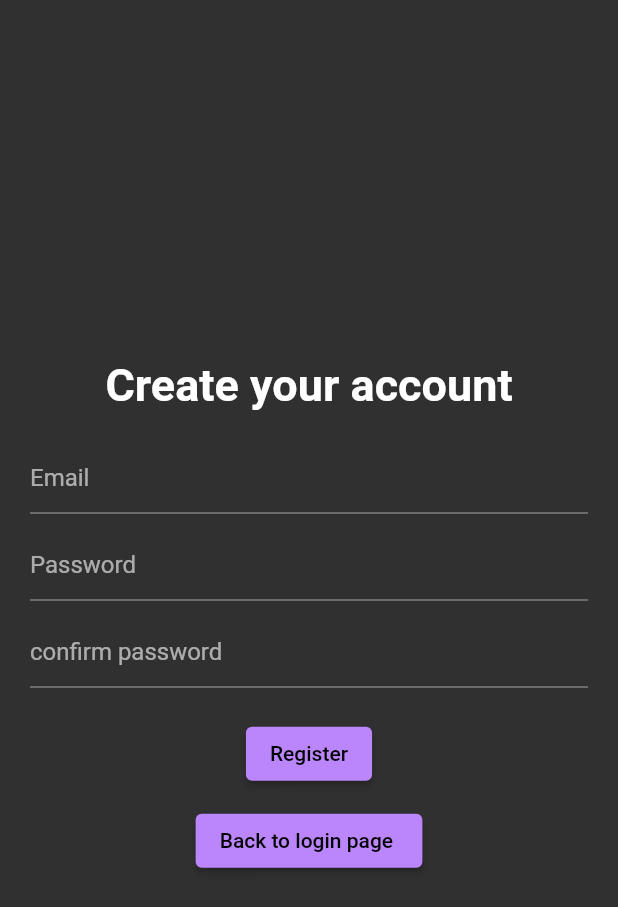
After one commit to Karanosi/event-app-flutter-firebase, a Flutter app: the screen it shows after launch, after a tap on "Register now", after a tap on "Register", on a phone screen of 412 x 824 dp. The commit adds this screen. Shown: the top 907 px of the screen. Run offline on Flutter 3.47's test engine with Material 2 defaults, Android fonts, the phone set to English and light mode, and no system bars; our stand-ins replace firebase_auth, firebase_core; accounts and stored records are empty; network calls fail.

Commit message:
added registration
+ some structure cleaning up

```diff
--- /dev/null
+++ b/lib/auth/AuthPage.dart
@@ -0,0 +1,38 @@
+import 'package:events_app/pages/LoginPage.dart';
+import 'package:flutter/src/widgets/container.dart';
+import 'package:flutter/src/widgets/framework.dart';
+
+import '../pages/registerPage.dart';
+
+class AuthPage extends StatefulWidget {
+  const AuthPage({super.key});
+
+  @override
+  State<AuthPage> createState() => _AuthPageState();
+}
+
+class _AuthPageState extends State<AuthPage> {
+  // this bool controlls which page  to show
+  // by default , we want to show the login first
+  bool showLoginPage = true;
+
+  //this method toggles the boolean above to show the appropriate page
+  void toggleScreens() {
+    setState(() {
+      showLoginPage = !showLoginPage;
+    });
+  }
+
+  @override
+  Widget build(BuildContext context) {
+    if (showLoginPage) {
+      return LoginPage(
+        showRegisterPage: toggleScreens,
+      );
+    } else {
+      return RegisterPage(
+        showLoginPage: toggleScreens,
+      );
+    }
+  }
+}
--- a/lib/WigetTree.dart
+++ b/lib/auth/WigetTree.dart
@@ -1,7 +1,8 @@
-import 'package:events_app/LoginPage.dart';
-import 'package:events_app/home.dart';
+import 'package:events_app/pages/HomePage.dart';
 import 'package:firebase_auth/firebase_auth.dart';
 import 'package:flutter/material.dart';
+
+import 'AuthPage.dart';
 
 // this one checks if the user is autheticated or not
 class WidgetTree extends StatelessWidget {
@@ -16,7 +17,8 @@ class WidgetTree extends StatelessWidget {
           if (snapshot.hasData) {
             return Home(title: 'Events');
           } else {
-            return LoginPage();
+            // it ll show either the login page or the register page
+            return AuthPage();
           }
         },
       ),
--- a/lib/main.dart
+++ b/lib/main.dart
@@ -1,7 +1,7 @@
-import 'package:events_app/WigetTree.dart';
+import 'package:events_app/auth/WigetTree.dart';
 import 'package:flutter/material.dart';
 
-import 'LoginPage.dart';
+import 'pages/LoginPage.dart';
 import 'package:firebase_core/firebase_core.dart';
 
 void main() async {
--- a/lib/home.dart
+++ b/lib/pages/HomePage.dart
@@ -23,6 +23,7 @@ class _HomeState extends State<Home> {
       ),
       body: Center(
         child: Column(
+          mainAxisAlignment: MainAxisAlignment.center,
           children: [
             const Text('You are in the home Page !'),
             Text('Your email is ${user.email!}'),
--- a/lib/LoginPage.dart
+++ b/lib/pages/LoginPage.dart
@@ -2,7 +2,8 @@ import 'package:firebase_auth/firebase_auth.dart';
 import 'package:flutter/material.dart';
 
 class LoginPage extends StatefulWidget {
-  const LoginPage({super.key});
+  final VoidCallback showRegisterPage;
+  const LoginPage({super.key, required this.showRegisterPage});
 
   @override
   State<LoginPage> createState() => _LoginPageState();
@@ -60,6 +61,9 @@ class _LoginPageState extends State<LoginPage> {
                     height: 10,
                   ),
                   TextField(
+                    obscureText: true,
+                    enableSuggestions: false,
+                    autocorrect: false,
                     controller: _pwdcontroller,
                     decoration: const InputDecoration(hintText: 'Password'),
                   ),
@@ -74,8 +78,8 @@ class _LoginPageState extends State<LoginPage> {
                     height: 10,
                   ),
                   ElevatedButton(
-                    onPressed: null,
-                    child: Text('Register'),
+                    onPressed: widget.showRegisterPage,
+                    child: Text('Register now '),
                   )
                 ],
               ),
--- /dev/null
+++ b/lib/pages/registerPage.dart
@@ -0,0 +1,123 @@
+import 'package:firebase_auth/firebase_auth.dart';
+import 'package:flutter/material.dart';
+import 'package:flutter/src/widgets/container.dart';
+import 'package:flutter/src/widgets/framework.dart';
+
+class RegisterPage extends StatefulWidget {
+  final VoidCallback showLoginPage;
+  const RegisterPage({
+    super.key,
+    required this.showLoginPage,
+  });
+
+  @override
+  State<RegisterPage> createState() => _RegisterPageState();
+}
+
+class _RegisterPageState extends State<RegisterPage> {
+  //text controllers
+  final _emailcontroller = TextEditingController();
+  final _pwdcontroller = TextEditingController();
+  final _confirmpwdcontroller = TextEditingController();
+
+  // this method is for memory management
+  @override
+  void dispose() {
+    _emailcontroller.dispose();
+    _pwdcontroller.dispose();
+    _confirmpwdcontroller.dispose();
+    super.dispose();
+  }
+
+  Future signup() async {
+    if (confirmedPwd()) {
+      FirebaseAuth.instance.createUserWithEmailAndPassword(
+        email: _emailcontroller.text.trim(),
+        password: _pwdcontroller.text.trim(),
+      );
+    }
+  }
+
+  // checking if the two passwords match
+  bool confirmedPwd() {
+    if (_pwdcontroller.text.trim() == _confirmpwdcontroller.text.trim()) {
+      return true;
+    }
+    return false;
+  }
+
+  @override
+  Widget build(BuildContext context) {
+    return Scaffold(
+      body: SafeArea(
+        child: Center(
+          child: Container(
+            padding: const EdgeInsets.all(20.0),
+            child: SingleChildScrollView(
+              child: Column(
+                mainAxisAlignment: MainAxisAlignment.center,
+                children: [
+                  const Text(
+                    'Create your account',
+                    style: TextStyle(
+                      fontWeight: FontWeight.bold,
+                      fontSize: 30,
+                    ),
+                  ),
+                  //below is space between the text and form
+                  const SizedBox(
+                    height: 20,
+                  ),
+                  TextField(
+                    controller: _emailcontroller,
+                    decoration: const InputDecoration(
+                      hintText: 'Email',
+                    ),
+                  ),
+                  const SizedBox(
+                    height: 10,
+                  ),
+                  TextField(
+                    obscureText: true,
+                    enableSuggestions: false,
+                    autocorrect: false,
+                    controller: _pwdcontroller,
+                    decoration: const InputDecoration(
+                      hintText: 'Password',
+                    ),
+                  ),
+                  const SizedBox(
+                    height: 10,
+                  ),
+                  TextField(
+                    obscureText: true,
+                    enableSuggestions: false,
+                    autocorrect: false,
+                    controller: _confirmpwdcontroller,
+                    decoration: const InputDecoration(
+                      hintText: 'confirm password',
+                    ),
+                  ),
+                  const SizedBox(
+                    height: 20,
+                  ),
+                  ElevatedButton(
+                    onPressed: signup,
+                    child: const Text('Register'),
+                  ),
+                  const SizedBox(
+                    height: 10,
+                  ),
+                  ElevatedButton(
+                    onPressed: widget.showLoginPage,
+                    child: const Text('Back to login page '),
+                  )
+                ],
+              ),
+            ),
+          ),
+        ),
+      ),
+    );
+  }
+}
--- a/lib/register.dart
+++ /dev/null
@@ -1,22 +0,0 @@
-import 'package:flutter/material.dart';
-import 'package:flutter/src/widgets/container.dart';
-import 'package:flutter/src/widgets/framework.dart';
-
-class Register extends StatefulWidget {
-  const Register({super.key});
-
-  @override
-  State<Register> createState() => _RegisterState();
-}
-
-class _RegisterState extends State<Register> {
-  @override
-  Widget build(BuildContext context) {
-    return Scaffold(
-      appBar: AppBar(title: const Text('Créer votre compte')),
-      body: Column(
-        children: [],
-      ),
-    );
-  }
-}
```
